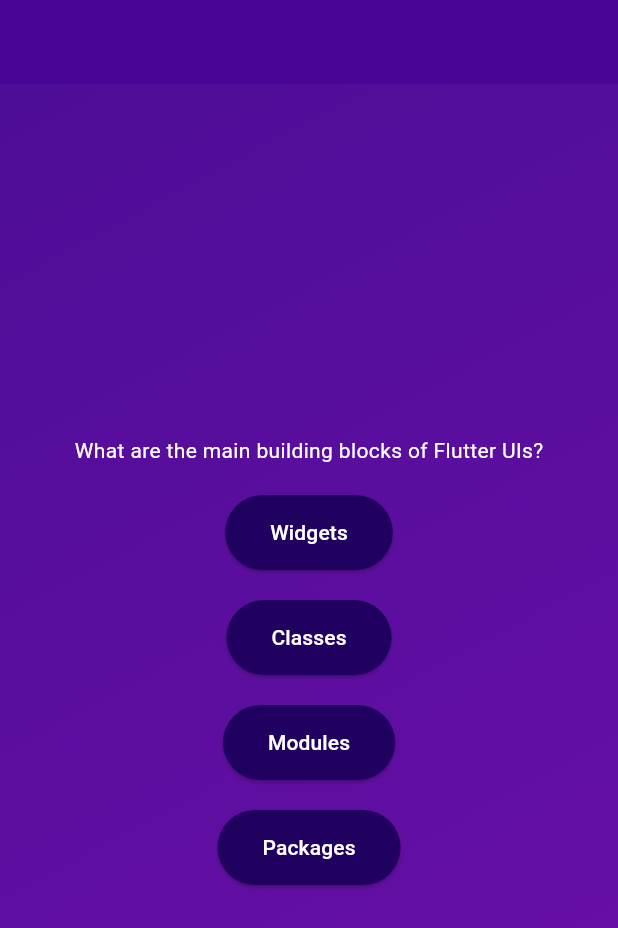
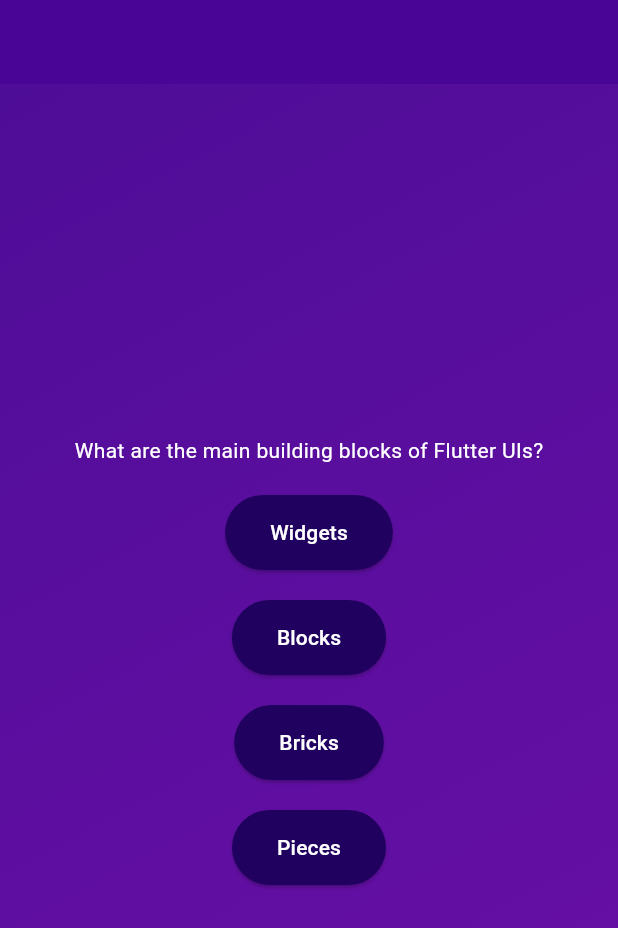
Before and after one commit to dlipkumar77/quiz_app_adv_basics, a Flutter app: the screen it shows after launch, after a tap on "Start Quiz", on a phone screen of 412 x 824 dp. Shown: the top 928 px of the screen. Run offline on Flutter 3.47's test engine with Material 3 defaults, Android fonts, the phone set to English and light mode, and no system bars.

Commit message:
manually first question added

```diff
--- a/lib/questions_screen.dart
+++ b/lib/questions_screen.dart
@@ -1,5 +1,6 @@
 import 'package:flutter/material.dart';
 import './answer_button.dart';
+import './data/questions.dart';
 
 class QuestionsScreen extends StatefulWidget {
   const QuestionsScreen({super.key});
@@ -10,33 +11,35 @@ class QuestionsScreen extends StatefulWidget {
 class _QuestionsScreenState extends State<QuestionsScreen> {
   @override
   Widget build(BuildContext context) {
+    final currentQuestion = questions[0];
+
     return SizedBox(
       width: double.infinity,
       child: Column(
         mainAxisAlignment: MainAxisAlignment.center,
         children: [
           Text(
-            'What are the main building blocks of Flutter UIs?',
+            currentQuestion.question,
             style: TextStyle(color: Colors.white),
           ),
           SizedBox(height: 20),
           AnswerButton(
-            answerText: 'Widgets',
+            answerText: currentQuestion.answers[0],
             onTap: () {},
           ),
           SizedBox(height: 20),
           AnswerButton(
-            answerText: 'Classes',
+            answerText: currentQuestion.answers[1],
             onTap: () {},
           ),
           SizedBox(height: 20),
           AnswerButton(
-            answerText: 'Modules',
+            answerText: currentQuestion.answers[2],
             onTap: () {},
           ),
           SizedBox(height: 20),
           AnswerButton(
-            answerText: 'Packages',
+            answerText: currentQuestion.answers[3],
             onTap: () {},
           ),
         ],
```
